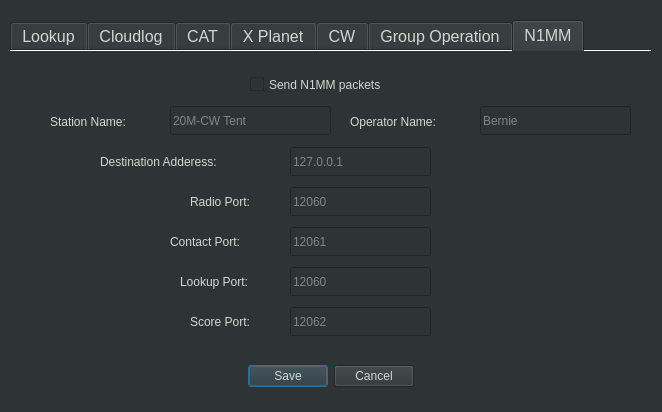
First picture: the form in data/settings.ui, repository mbridak/WinterFieldDayLogger, before the edit.
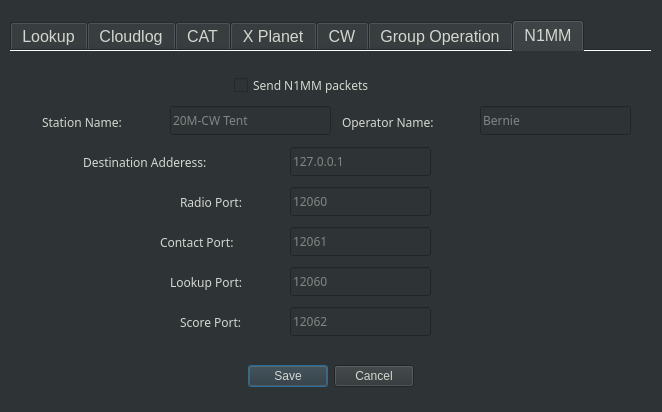
Second picture: the form after the edit. The open tabs and pages were chosen to show the change.

Commit message: Some elements were using the wrong fonts.

What changed in the file:
```diff
--- a/data/settings.ui
+++ b/data/settings.ui
@@ -954,12 +954,17 @@
     <widget class="QCheckBox" name="send_n1mm_packets">
      <property name="geometry">
       <rect>
-       <x>240</x>
+       <x>224</x>
        <y>20</y>
-       <width>178</width>
-       <height>27</height>
+       <width>189</width>
+       <height>28</height>
       </rect>
      </property>
+     <property name="font">
+      <font>
+       <family>JetBrains Mono</family>
+      </font>
+     </property>
      <property name="styleSheet">
       <string notr="true"/>
      </property>
@@ -970,12 +975,17 @@
     <widget class="QLabel" name="label_13">
      <property name="geometry">
       <rect>
-       <x>40</x>
+       <x>32</x>
        <y>60</y>
-       <width>117</width>
-       <height>21</height>
+       <width>125</width>
+       <height>22</height>
       </rect>
      </property>
+     <property name="font">
+      <font>
+       <family>JetBrains Mono</family>
+      </font>
+     </property>
      <property name="text">
       <string>Station Name:</string>
      </property>
@@ -983,12 +993,17 @@
     <widget class="QLabel" name="label_14">
      <property name="geometry">
       <rect>
-       <x>340</x>
+       <x>332</x>
        <y>60</y>
-       <width>126</width>
-       <height>21</height>
+       <width>135</width>
+       <height>22</height>
       </rect>
      </property>
+     <property name="font">
+      <font>
+       <family>JetBrains Mono</family>
+      </font>
+     </property>
      <property name="text">
       <string>Operator Name:</string>
      </property>
@@ -996,12 +1011,17 @@
     <widget class="QLabel" name="label_15">
      <property name="geometry">
       <rect>
-       <x>90</x>
+       <x>73</x>
        <y>100</y>
-       <width>189</width>
-       <height>21</height>
+       <width>202</width>
+       <height>22</height>
       </rect>
      </property>
+     <property name="font">
+      <font>
+       <family>JetBrains Mono</family>
+      </font>
+     </property>
      <property name="text">
       <string>Destination Adderess:</string>
      </property>
@@ -1009,12 +1029,17 @@
     <widget class="QLabel" name="label_16">
      <property name="geometry">
       <rect>
-       <x>180</x>
+       <x>170</x>
        <y>140</y>
-       <width>99</width>
-       <height>21</height>
+       <width>106</width>
+       <height>22</height>
       </rect>
      </property>
+     <property name="font">
+      <font>
+       <family>JetBrains Mono</family>
+      </font>
+     </property>
      <property name="text">
       <string>Radio Port:</string>
      </property>
@@ -1022,12 +1047,17 @@
     <widget class="QLabel" name="label_17">
      <property name="geometry">
       <rect>
-       <x>160</x>
+       <x>150</x>
        <y>180</y>
-       <width>117</width>
-       <height>21</height>
+       <width>125</width>
+       <height>22</height>
       </rect>
      </property>
+     <property name="font">
+      <font>
+       <family>JetBrains Mono</family>
+      </font>
+     </property>
      <property name="text">
       <string>Contact Port:</string>
      </property>
@@ -1035,12 +1065,17 @@
     <widget class="QLabel" name="label_18">
      <property name="geometry">
       <rect>
-       <x>170</x>
+       <x>160</x>
        <y>220</y>
-       <width>108</width>
-       <height>21</height>
+       <width>116</width>
+       <height>22</height>
       </rect>
      </property>
+     <property name="font">
+      <font>
+       <family>JetBrains Mono</family>
+      </font>
+     </property>
      <property name="text">
       <string>Lookup Port:</string>
      </property>
@@ -1048,12 +1083,17 @@
     <widget class="QLabel" name="label_19">
      <property name="geometry">
       <rect>
-       <x>180</x>
+       <x>170</x>
        <y>260</y>
-       <width>99</width>
-       <height>21</height>
+       <width>106</width>
+       <height>22</height>
       </rect>
      </property>
+     <property name="font">
+      <font>
+       <family>JetBrains Mono</family>
+      </font>
+     </property>
      <property name="text">
       <string>Score Port:</string>
      </property>
@@ -1067,6 +1107,11 @@
        <height>29</height>
       </rect>
      </property>
+     <property name="font">
+      <font>
+       <family>JetBrains Mono</family>
+      </font>
+     </property>
      <property name="placeholderText">
       <string>20M-CW Tent</string>
      </property>
@@ -1080,6 +1125,11 @@
        <height>29</height>
       </rect>
      </property>
+     <property name="font">
+      <font>
+       <family>JetBrains Mono</family>
+      </font>
+     </property>
      <property name="placeholderText">
       <string>Bernie</string>
      </property>
@@ -1093,6 +1143,11 @@
        <height>29</height>
       </rect>
      </property>
+     <property name="font">
+      <font>
+       <family>JetBrains Mono</family>
+      </font>
+     </property>
      <property name="text">
       <string/>
      </property>
@@ -1109,6 +1164,11 @@
        <height>29</height>
       </rect>
      </property>
+     <property name="font">
+      <font>
+       <family>JetBrains Mono</family>
+      </font>
+     </property>
      <property name="inputMethodHints">
       <set>Qt::ImhDigitsOnly</set>
      </property>
@@ -1128,6 +1188,11 @@
        <height>29</height>
       </rect>
      </property>
+     <property name="font">
+      <font>
+       <family>JetBrains Mono</family>
+      </font>
+     </property>
      <property name="inputMethodHints">
       <set>Qt::ImhDigitsOnly</set>
      </property>
@@ -1147,6 +1212,11 @@
        <height>29</height>
       </rect>
      </property>
+     <property name="font">
+      <font>
+       <family>JetBrains Mono</family>
+      </font>
+     </property>
      <property name="inputMethodHints">
       <set>Qt::ImhDigitsOnly</set>
      </property>
@@ -1166,6 +1236,11 @@
        <height>29</height>
       </rect>
      </property>
+     <property name="font">
+      <font>
+       <family>JetBrains Mono</family>
+      </font>
+     </property>
      <property name="inputMethodHints">
       <set>Qt::ImhDigitsOnly</set>
      </property>
```
The commit also changes 1 other file.
